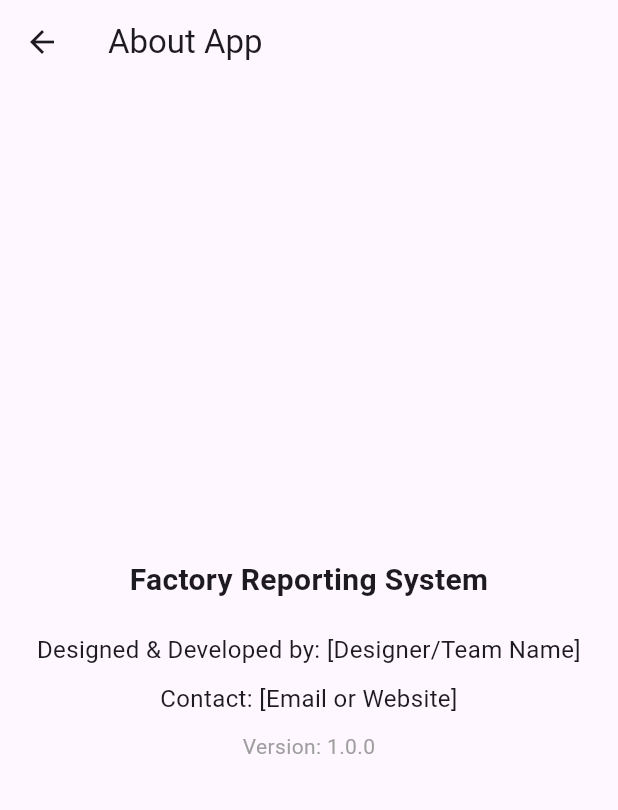
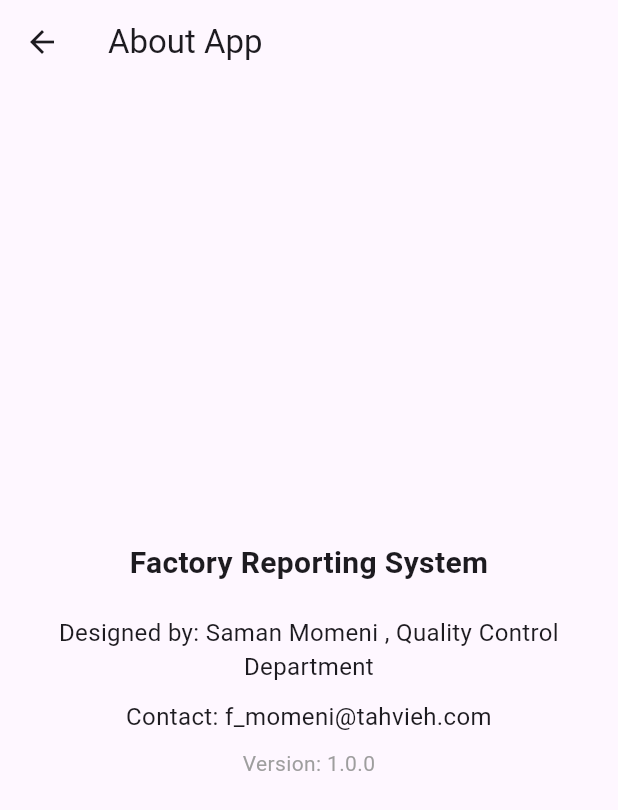
Before and after one commit to hassandaemi/factory-reporting-system, a Flutter app: the AboutPage screen opened directly, on a phone screen of 412 x 824 dp. Shown: the top 810 px of the screen. Run offline on Flutter 3.47's test engine with Material 3 defaults, Android fonts, the phone set to English and light mode, and no system bars; our stand-ins replace sqflite_common_ffi; missing offline and left inert: excel, file_selector, window_manager; accounts and stored records are empty.

Commit message:
Update AboutPage with designer details and contact information

```diff
--- a/lib/screens/about_page.dart
+++ b/lib/screens/about_page.dart
@@ -22,13 +22,13 @@ class AboutPage extends StatelessWidget {
               ),
               SizedBox(height: 20),
               Text(
-                'Designed & Developed by: [Designer/Team Name]',
+                'Designed by: Saman Momeni , Quality Control Department',
                 style: TextStyle(fontSize: 16),
                 textAlign: TextAlign.center,
               ),
               SizedBox(height: 10),
               Text(
-                'Contact: [Email or Website]',
+                'Contact: f_momeni@tahvieh.com',
                 style: TextStyle(fontSize: 16),
                 textAlign: TextAlign.center,
               ),
```
